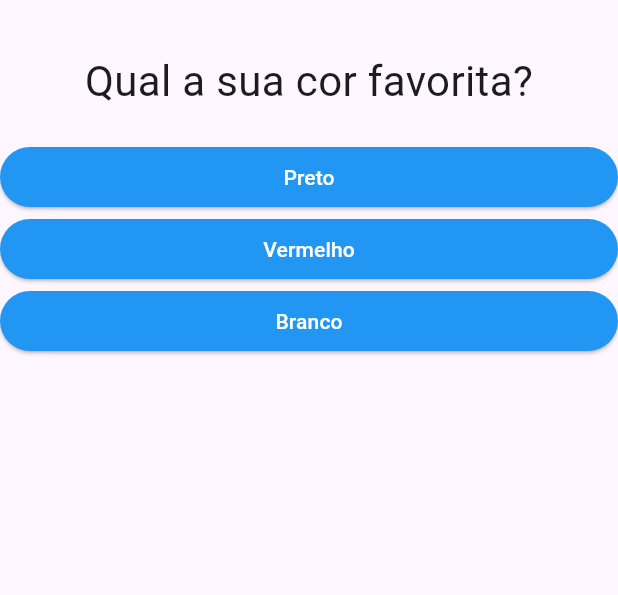
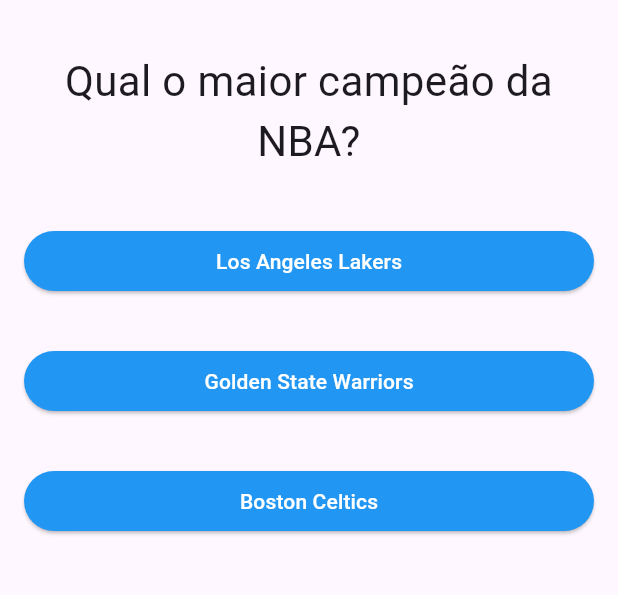
Before and after one commit to JorgeKauan/projetoPerguntas, a Flutter app: the screen it shows after launch, on a phone screen of 412 x 824 dp, the part 63-658 px from its top. Run offline on Flutter 3.47's test engine with Material 3 defaults, Android fonts, the phone set to English and light mode, and no system bars.

Commit message:
second commit

```diff
--- a/lib/main.dart
+++ b/lib/main.dart
@@ -38,39 +38,40 @@ class _PerguntaAppState extends State<PerguntaApp> {
 
   final List<Map<String, Object>> _perguntas = const [
     {
-      'texto': 'Qual a sua cor favorita?',
+      'texto': 'Qual o maior campeão da NBA?',
         'respostas': [
-        {'texto': 'Preto', 'pontuacao': 10},
-        {'texto': 'Vermelho', 'pontuacao': 0},
-        {'texto': 'Branco', 'pontuacao': 5}]
+        {'texto': 'Los Angeles Lakers', 'pontuacao': 0},
+        {'texto': 'Golden State Warriors', 'pontuacao': 0},
+        {'texto': 'Boston Celtics', 'pontuacao': 10}]
     },
     {
-      'texto': 'Qual seu animal favorito?',
+      'texto': 'Qual o maior pontuador de 3 da NBA?',
         'respostas': [
-        {'texto': 'Yeti', 'pontuacao': 10},
-        {'texto': 'Lula', 'pontuacao': 0},
-        {'texto': 'Cachorro', 'pontuacao': 5}]
+        {'texto': 'Kevin Durant', 'pontuacao': 0},
+        {'texto': 'LeBron James', 'pontuacao': 0},
+        {'texto': 'Stephen Curry', 'pontuacao': 10}]
     },
       {
-      'texto': 'Qual seu time favorito?',
+      'texto': 'Quantos pontos tem LeBron James em toda a sua carreira?',
         'respostas': [
-        {'texto': 'Ceará', 'pontuacao': 10},
-        {'texto': 'Flamengo', 'pontuacao': 5},
-        {'texto': 'Fortalza', 'pontuacao': 0}]
+        {'texto': '50.033', 'pontuacao': 10},
+        {'texto': '51.989', 'pontuacao': 0},
+        {'texto': '52.500', 'pontuacao': 0}
+        ]
     },
       {
-      'texto': 'Qual seu esporte favorito?',
+      'texto': 'Quantos titulos tem Stephen Curry?',
         'respostas': [
-        {'texto': 'Basquete', 'pontuacao': 5},
-        {'texto': 'Futebol', 'pontuacao': 10},
-        {'texto': 'Beach Tenis', 'pontuacao': 0}]
+        {'texto': '16', 'pontuacao': 0},
+        {'texto': '4', 'pontuacao': 0},
+        {'texto': '7', 'pontuacao': 10}]
     },
       {
-      'texto': 'Qual o seu professor favorito?',
+      'texto': 'Qual dos times abaixo Kevin Durat nunca jogou?',
         'respostas': [
-        {'texto': 'Julião', 'pontuacao': 10},
-        {'texto': 'Olegário', 'pontuacao': 10},
-        {'texto': 'Alan', 'pontuacao': 10}]
+        {'texto': 'Golden State Warriors', 'pontuacao': 0},
+        {'texto': 'Brooklyn Nets', 'pontuacao': 0},
+        {'texto': 'Indiana Pacers', 'pontuacao': 10}]
     },
 
   ];
--- a/lib/respostas.dart
+++ b/lib/respostas.dart
@@ -10,11 +10,13 @@ class Respostas extends StatelessWidget{
   @override
   Widget build(BuildContext){
     return Container(
+      margin: EdgeInsets.all(16.00),
       width: double.infinity,
       child: ElevatedButton(
         style: ElevatedButton.styleFrom(
           backgroundColor: Colors.blue,
           foregroundColor: Colors.white,
+
         ),
         onPressed: quandoSelecionado,
         child: Text(texto)
```
